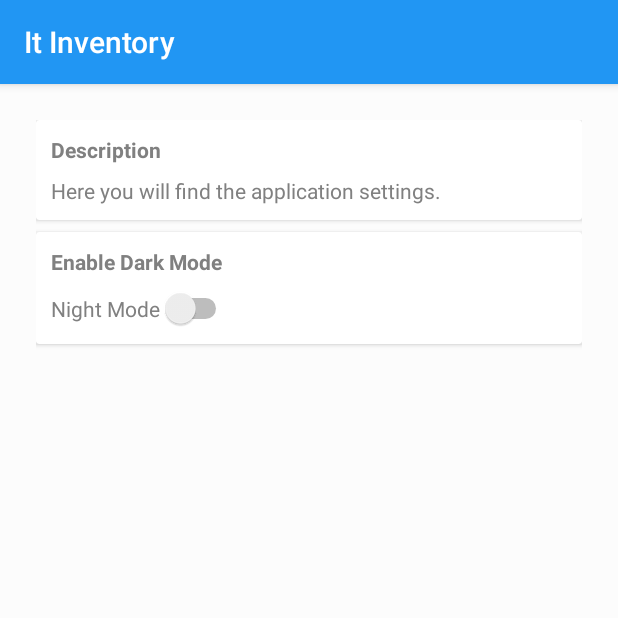
After one commit to Gen0miX/It_Inventory, an Android app: the settings screen opened directly, with no data from a screen before it, on a phone screen of 412 x 824 dp, the top half of it. The commit adds this screen. Run offline under Robolectric (Android 15) with nearby library versions, the phone set to English and light mode, and no system bars.

Commit message:
Creation settings for dark mode: - settings activity (xml and java) - attrs.xml

```diff
--- a/app/build.gradle
+++ b/app/build.gradle
@@ -35,4 +35,6 @@ dependencies {
     implementation "android.arch.lifecycle:viewmodel:1.1.0"
     implementation 'com.android.support:recyclerview-v7:28.0.0'
     implementation 'com.android.support:design:28.0.0'
+    implementation 'com.android.support:cardview-v7:28.0.0'
+    implementation 'com.android.support:preference-v7:28.0.0'
 }
--- /dev/null
+++ b/app/src/main/java/com/example/it_inventory/ui/settings.java
@@ -0,0 +1,58 @@
+package com.example.it_inventory.ui;
+
+import android.content.Intent;
+import android.os.Bundle;
+import android.provider.Settings;
+import android.support.v7.app.AppCompatActivity;
+import android.support.v7.app.AppCompatDelegate;
+import android.widget.CompoundButton;
+import android.widget.Switch;
+
+import com.example.it_inventory.R;
+
+public class settings extends AppCompatActivity {
+    private Switch mySwitch;
+    @Override
+    protected void onCreate(Bundle savedInstanceState) {
+
+        if(AppCompatDelegate.getDefaultNightMode() == AppCompatDelegate.MODE_NIGHT_YES)
+        {
+            setTheme(R.style.DarkTheme);
+        }
+        else
+            setTheme(R.style.AppTheme);
+        super.onCreate(savedInstanceState);
+        setContentView(R.layout.activity_settings);
+
+        mySwitch = (Switch)findViewById(R.id.myswitch);
+        if(AppCompatDelegate.getDefaultNightMode() == AppCompatDelegate.MODE_NIGHT_YES)
+        {
+            mySwitch.setChecked(true);
+        }
+
+        mySwitch.setOnCheckedChangeListener(new CompoundButton.OnCheckedChangeListener()
+        {
+            @Override
+            public void onCheckedChanged(CompoundButton buttonView, boolean isChecked)
+            {
+                if(isChecked)
+                {
+                    AppCompatDelegate.setDefaultNightMode(AppCompatDelegate.MODE_NIGHT_YES);
+                    restartApp();
+                }
+                else
+                {
+                    AppCompatDelegate.setDefaultNightMode(AppCompatDelegate.MODE_NIGHT_NO);
+                    restartApp();
+                }
+            }
+        });
+    }
+
+    public void restartApp()
+    {
+        Intent i = new Intent(getApplicationContext(), Settings.class);
+        startActivity(i);
+        finish();
+    }
+}
--- /dev/null
+++ b/app/src/main/res/layout/activity_settings.xml
@@ -0,0 +1,64 @@
+<?xml version="1.0" encoding="utf-8"?>
+<LinearLayout xmlns:android="http://schemas.android.com/apk/res/android"
+    xmlns:app="http://schemas.android.com/apk/res-auto"
+    xmlns:tools="http://schemas.android.com/tools"
+    android:layout_width="match_parent"
+    android:layout_height="match_parent"
+    tools:context=".ui.settings"
+    android:padding="24dp"
+    android:orientation="vertical"
+    android:background="?attr/backgroudcolor">
+
+    <android.support.v7.widget.CardView
+        app:cardBackgroundColor="?attr/cardbackgroundcolor"
+        android:layout_width="match_parent"
+        android:layout_height="wrap_content">
+
+        <LinearLayout
+            android:layout_width="match_parent"
+            android:layout_height="match_parent"
+            android:padding="10dp"
+            android:orientation="vertical">
+            <TextView
+                android:textStyle="bold"
+                android:textColor="?attr/textcolor"
+                android:text="Description"
+                android:layout_width="wrap_content"
+                android:layout_height="wrap_content" />
+            <TextView
+                android:textColor="?attr/textcolor"
+                android:text="Here you will find the application settings. "
+                android:layout_width="wrap_content"
+                android:layout_height="wrap_content"
+                android:layout_marginTop="8dp"/>
+        </LinearLayout>
+    </android.support.v7.widget.CardView>
+
+    <android.support.v7.widget.CardView
+        app:cardBackgroundColor="?attr/cardbackgroundcolor"
+        android:layout_width="match_parent"
+        android:layout_height="wrap_content"
+        android:layout_marginTop="8dp">
+        <LinearLayout
+            android:layout_width="match_parent"
+            android:layout_height="match_parent"
+            android:orientation="vertical"
+            android:padding="10dp">
+            <TextView
+                android:textStyle="bold"
+                android:textColor="?attr/textcolor"
+                android:text="Enable Dark Mode"
+                android:layout_width="wrap_content"
+                android:layout_height="wrap_content" />
+            <Switch
+                android:id="@+id/myswitch"
+                android:layout_width="wrap_content"
+                android:layout_height="wrap_content"
+                android:textColor="?attr/textcolor"
+                android:text="Night Mode"
+                android:layout_marginTop="8dp"/>
+        </LinearLayout>
+    </android.support.v7.widget.CardView>
+
+
+</LinearLayout>
--- a/app/src/main/res/values/styles.xml
+++ b/app/src/main/res/values/styles.xml
@@ -1,11 +1,30 @@
 <resources>
 
     <!-- Base application theme. -->
+    <!-- Light/Day Mode theme. -->
     <style name="AppTheme" parent="Theme.AppCompat.Light.DarkActionBar">
         <!-- Customize your theme here. -->
-        <item name="colorPrimary">@color/colorPrimary</item>
-        <item name="colorPrimaryDark">@color/colorPrimaryDark</item>
+        <item name="colorPrimary">#2196F3</item>
+        <item name="colorPrimaryDark">#1976D2</item>
         <item name="colorAccent">@color/colorAccent</item>
+        <item name="backgroudcolor">#fcfcfc</item>
+        <item name="cardbackgroundcolor">#ffffff</item>
+        <item name="textcolor">#808080</item>
+        <item name="tintcolor">#000000</item>
+        <item name="buttoncolor">#2196F3</item>
+    </style>
+
+    <!-- Dark/Night Mode theme. -->
+    <style name="DarkTheme" parent="Theme.AppCompat.Light.DarkActionBar">
+        <!-- Customize your theme here. -->
+        <item name="colorPrimary">#212121</item>
+        <item name="colorPrimaryDark">#000000</item>
+        <item name="colorAccent">@color/colorAccent</item>
+        <item name="backgroudcolor">#303030</item>
+        <item name="cardbackgroundcolor">#ffffff</item>
+        <item name="textcolor">#ffffff</item>
+        <item name="tintcolor">#ffffff</item>
+        <item name="buttoncolor">#2196F3</item>
     </style>
 
 </resources>
```
Also changed, not shown: app/src/main/AndroidManifest.xml (+9 -14 lines), app/src/main/res/values/attrs.xml (added, +12 -0 lines).
